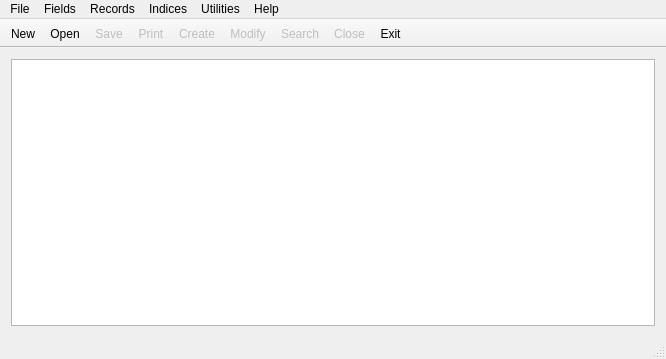
First picture: the form in RecordsManagementSystem/mainwindow.ui, repository Henry23/RecordsManagementSystem, before the edit.
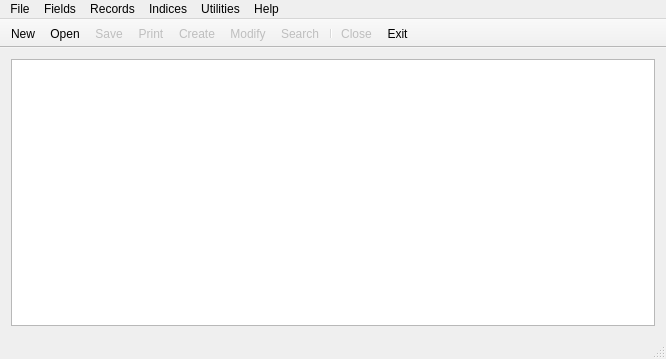
Second picture: the form after the edit. Icons and pictures are not drawn.

Diff of the .ui file:
```diff
--- a/RecordsManagementSystem/mainwindow.ui
+++ b/RecordsManagementSystem/mainwindow.ui
@@ -113,6 +113,7 @@
    <addaction name="actionCreateField"/>
    <addaction name="actionModifyField"/>
    <addaction name="actionSearchRecord"/>
+   <addaction name="separator"/>
    <addaction name="actionCloseFile"/>
    <addaction name="actionExit"/>
   </widget>
```
